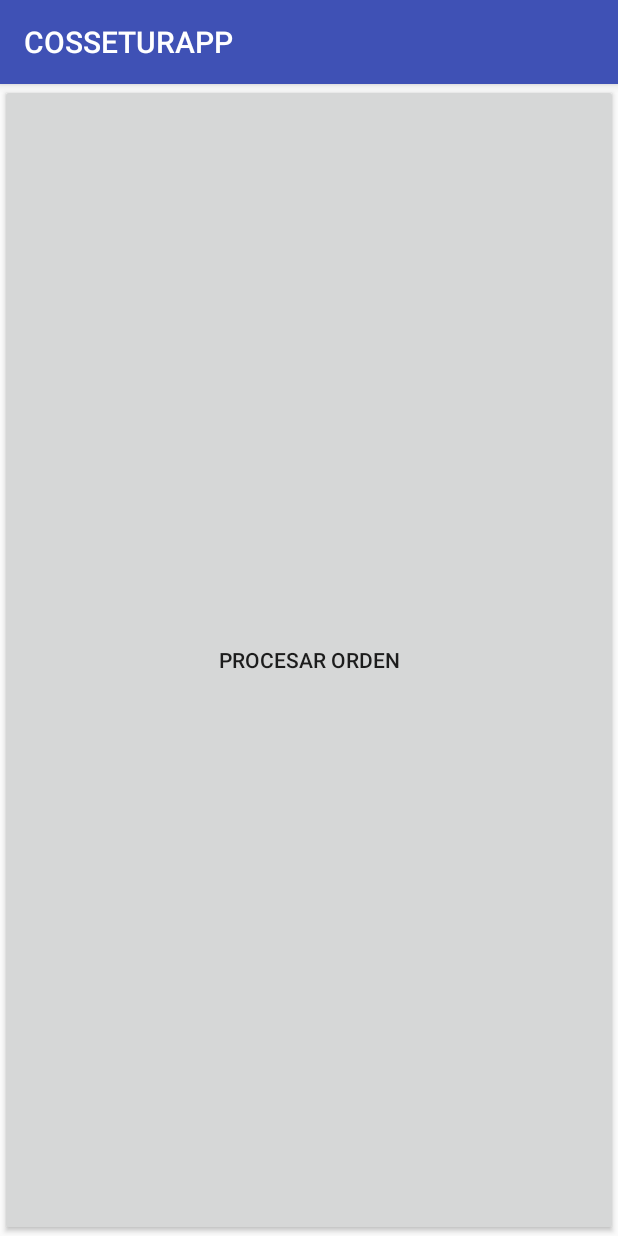
After one commit to evazquez96/Cosettur, an Android app: the Paypal screen opened directly, with no data from a screen before it, on a phone screen of 412 x 824 dp. The commit adds this screen. Run offline under Robolectric (Android 15) with nearby library versions, the phone set to English and light mode, and no system bars; libraries missing offline, so code that uses them is left out: com.paypal.android; 4 statements that could not run were skipped.

Commit message:
Pago Paypal

```diff
--- a/app/build.gradle
+++ b/app/build.gradle
@@ -4,7 +4,7 @@ android {
     compileSdkVersion 27
     defaultConfig {
         applicationId "com.example.israelc.cosettur"
-        minSdkVersion 15
+        minSdkVersion 16
         targetSdkVersion 27
         versionCode 1
         versionName "1.0"
@@ -30,4 +30,5 @@ dependencies {
     implementation 'com.android.support:cardview-v7:27.1.1'
     compile 'com.github.chrisbanes:PhotoView:2.1.3'
     implementation files('src/test/java/ksoap2-android-2.5.2.jar')
+    compile 'com.paypal.sdk:paypal-android-sdk:2.14.4'
 }
--- a/app/src/main/AndroidManifest.xml
+++ b/app/src/main/AndroidManifest.xml
@@ -33,7 +33,8 @@
             android:theme="@style/AppTheme.NoActionBar" />
         <activity android:name=".mision" />
         <activity android:name=".camiones" />
-        <activity android:name=".vision"></activity>
+        <activity android:name=".vision" />
+        <activity android:name=".Paypal"></activity>
     </application>
 
 </manifest>
--- /dev/null
+++ b/app/src/main/java/com/example/israelc/cosettur/Paypal.java
@@ -0,0 +1,94 @@
+package com.example.israelc.cosettur;
+
+import android.app.Activity;
+import android.content.Intent;
+import android.net.Uri;
+import android.support.v7.app.AppCompatActivity;
+import android.os.Bundle;
+import android.view.View;
+import android.widget.Toast;
+
+import com.paypal.android.sdk.payments.*;
+
+import org.json.JSONException;
+
+import java.math.BigDecimal;
+
+public class Paypal extends AppCompatActivity {
+
+    private static final String CONFIG_ENVIRONMENT = PayPalConfiguration.ENVIRONMENT_SANDBOX;
+
+
+    //el CONFIG_CLIENT_ID se debe de sustituir por el que se tiene en la cuenta de paypal
+    private static final String CONFIG_CLIENT_ID = "AWTDrHxlorgGLwHGxvimaz4Q8R-z_C-0m9xi8bj9okKspDhcJo447eQ3091HNkCL-rRV42ooe6TqxMPf";
+    private static final int REQUEST_CODE_PAYMENT = 1;
+
+    private static PayPalConfiguration config = new PayPalConfiguration()
+            .environment(CONFIG_ENVIRONMENT)
+            .clientId(CONFIG_CLIENT_ID)
+
+            // configuracion minima del ente
+            .merchantName("Mi tienda")
+            .merchantPrivacyPolicyUri(
+                    Uri.parse("https://www.mi_tienda.com/privacy"))
+            .merchantUserAgreementUri(
+                    Uri.parse("https://www.mi_tienda.com/legal"));
+
+    PayPalPayment thingToBuy;
+
+    @Override
+    protected void onCreate(Bundle savedInstanceState) {
+        super.onCreate(savedInstanceState);
+        setContentView(R.layout.activity_paypal);
+
+        Intent intent = new Intent(this, PayPalService.class);
+        intent.putExtra(PayPalService.EXTRA_PAYPAL_CONFIGURATION, config);
+        startService(intent);
+        findViewById(R.id.order).setOnClickListener(new View.OnClickListener() {
+
+            @Override
+            public void onClick(View v) {
+                thingToBuy = new PayPalPayment(new BigDecimal("1"), "MXN",
+                        "Transporte", PayPalPayment.PAYMENT_INTENT_SALE);
+                Intent intent = new Intent(Paypal.this,
+                        PaymentActivity.class);
+
+                intent.putExtra(PaymentActivity.EXTRA_PAYMENT, thingToBuy);
+
+                startActivityForResult(intent, REQUEST_CODE_PAYMENT);
+            }
+        });
+
+    }
+
+    @Override
+    protected void onActivityResult(int requestCode, int resultCode, Intent data) {
+
+        if (resultCode == Activity.RESULT_OK) {
+            PaymentConfirmation confirm = data
+                    .getParcelableExtra(PaymentActivity.EXTRA_RESULT_CONFIRMATION);
+            if (confirm != null) {
+                try {
+
+                    // informacion extra del pedido
+                    System.out.println(confirm.toJSONObject().toString(4));
+                    System.out.println(confirm.getPayment().toJSONObject()
+                            .toString(4));
+
+                    Toast.makeText(getApplicationContext(), "Orden procesada",
+                            Toast.LENGTH_LONG).show();
+
+                } catch (JSONException e) {
+                    e.printStackTrace();
+                }
+            }
+        } else if (resultCode == Activity.RESULT_CANCELED) {
+            System.out.println("El usuario canceló el pago");
+        }
+    }
+
+    @Override
+    public void onDestroy() {
+        super.onDestroy();
+    }
+}
--- /dev/null
+++ b/app/src/main/res/layout/activity_paypal.xml
@@ -0,0 +1,18 @@
+<?xml version="1.0" encoding="utf-8"?>
+<LinearLayout xmlns:android="http://schemas.android.com/apk/res/android"
+    xmlns:app="http://schemas.android.com/apk/res-auto"
+    xmlns:tools="http://schemas.android.com/tools"
+    android:layout_width="match_parent"
+    android:layout_height="match_parent"
+    android:orientation="vertical"
+    tools:context=".Paypal">
+
+
+    <Button
+        android:id="@+id/order"
+        android:layout_width="match_parent"
+        android:layout_height="match_parent"
+        android:layout_weight="1"
+        android:text="Procesar orden" />
+
+</LinearLayout>
```
Also changed, not shown: app/src/main/java/com/example/israelc/cosettur/menu.java (+7 -0 lines), app/src/main/res/layout/content_menu.xml (+3 -4 lines).
